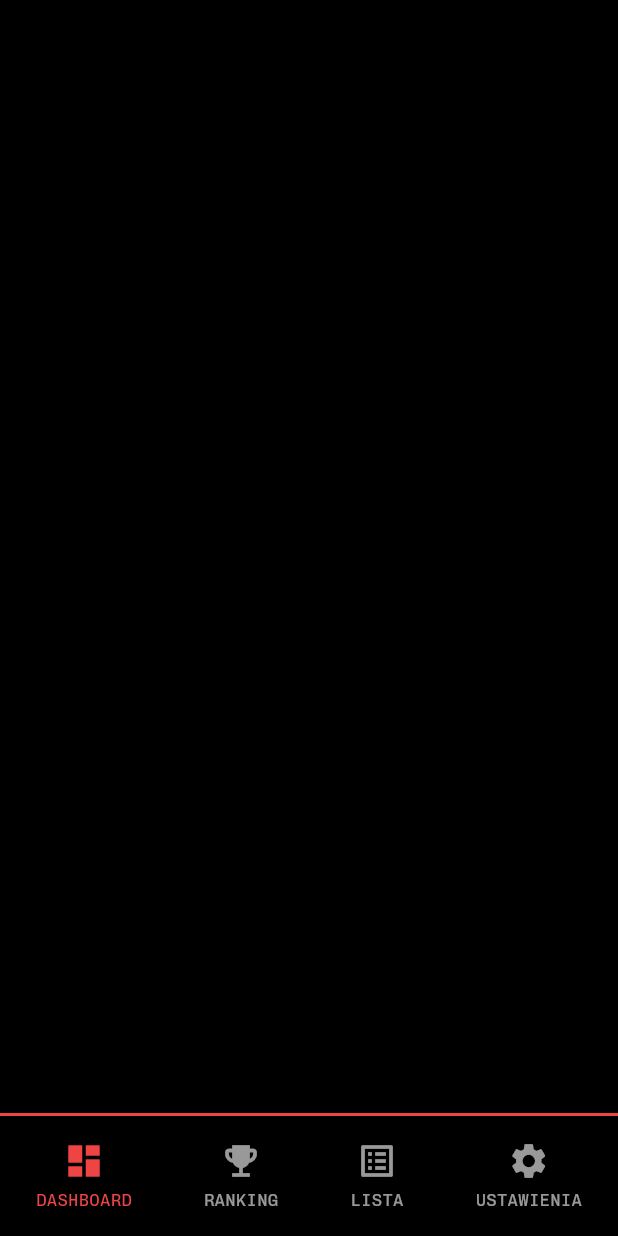
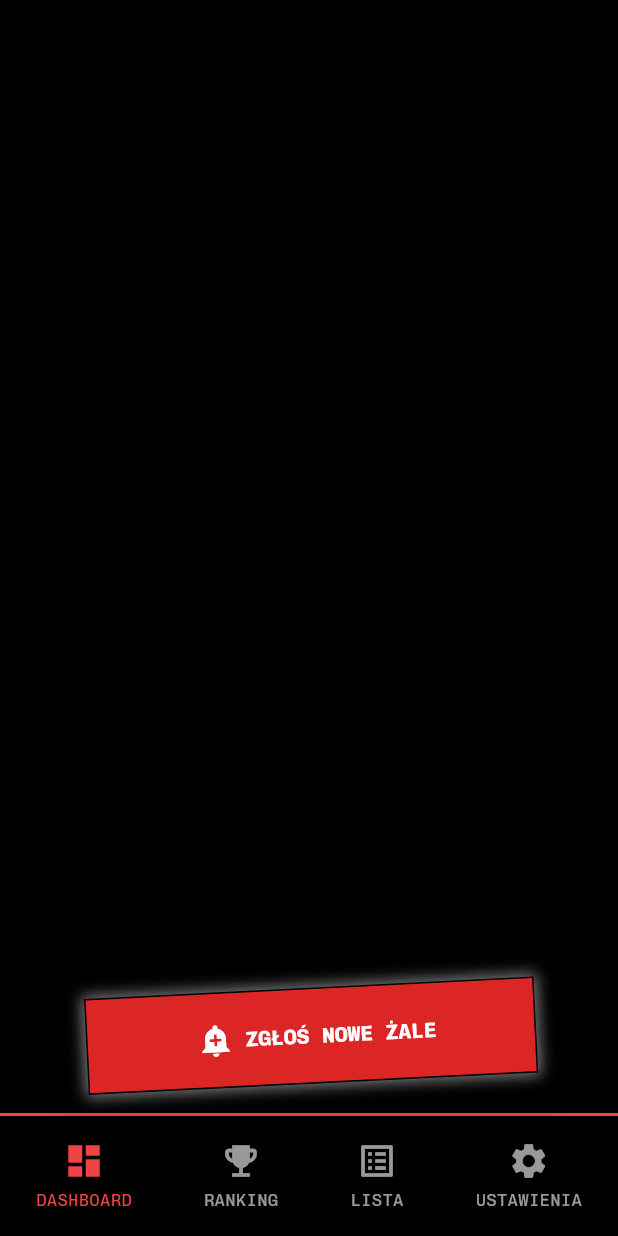
Before and after one commit to grycmat/trammageddon, a Flutter app: the ScaffoldWithNav screen opened directly with empty values, on a phone screen of 412 x 824 dp. Run offline on Flutter 3.47's test engine with Material 3 defaults, Android fonts, the phone set to English and light mode, and no system bars; our stand-ins replace cloud_firestore, firebase_auth, firebase_core, get_it, go_router, shared_preferences; accounts and stored records are empty; generated files the repository leaves out were written again.

Commit message:
added fab, added top categories widget

```diff
--- a/lib/layout/scaffold_with_nav.dart
+++ b/lib/layout/scaffold_with_nav.dart
@@ -1,5 +1,6 @@
 import 'package:flutter/material.dart';
 import 'package:trammageddon/widgets/nav_bar.dart';
+import 'package:trammageddon/widgets/new_incident_fab.dart';
 
 class ScaffoldWithNav extends StatelessWidget {
   const ScaffoldWithNav({super.key, required this.child, appBar});
@@ -13,6 +14,8 @@ class ScaffoldWithNav extends StatelessWidget {
       appBar: appBar,
       body: Padding(padding: const EdgeInsets.only(top: 32), child: child),
       bottomNavigationBar: const NavBar(),
+      floatingActionButtonLocation: FloatingActionButtonLocation.centerFloat,
+      floatingActionButton: const NewIncidentFab(),
     );
   }
 }
--- a/lib/screens/dashboard/my_today_incidents_count.dart
+++ b/lib/screens/dashboard/my_today_incidents_count.dart
@@ -14,7 +14,7 @@ class MyTodayIncidentsCount extends StatelessWidget {
       future: getIt.get<IncidentService>().getMyTodayIncidentsCount(),
       builder: (_, AsyncSnapshot<int?> snapshot) {
         var value = snapshot.data ?? 0;
-        return DataBox(value: value, label: 'DZIŚ');
+        return DataBox(value: value, label: 'Z DZIŚ');
       },
     );
   }
--- a/lib/screens/dashboard/today_incidents_count.dart
+++ b/lib/screens/dashboard/today_incidents_count.dart
@@ -14,7 +14,7 @@ class TodayIncidentsCount extends StatelessWidget {
       future: getIt.get<IncidentService>().getTodayIncidentsCount(),
       builder: (_, AsyncSnapshot<int?> snapshot) {
         var value = snapshot.data ?? 0;
-        return DataBox(value: value, label: 'OKROPIEŃSTW');
+        return DataBox(value: value, label: 'OKROPIEŃSTW DZIŚ');
       },
     );
   }
--- a/lib/services/incident.service.dart
+++ b/lib/services/incident.service.dart
@@ -10,6 +10,7 @@ class IncidentService {
   final FirebaseFirestore _firestore = FirebaseFirestore.instance;
   final String _incidents = 'incidents';
   final String _incidentsByLine = 'incidents_by_line';
+  final String _topCategories = 'top_categories';
 
   Future<void> addIncident(Incident incident) async {
     try {
@@ -115,12 +116,12 @@ class IncidentService {
     }
   }
 
-  Future<List<RankingItem>> getTopRankings() async {
+  Future<List<RankingItem>> getTopRankings({int limit = 3}) async {
     try {
       return await _firestore
           .collection(_incidentsByLine)
           .orderBy('incidentsCount', descending: true)
-          .limit(3)
+          .limit(limit)
           .get()
           .then(
             (res) => res.docs
--- /dev/null
+++ b/lib/widgets/new_incident_fab.dart
@@ -0,0 +1,47 @@
+import 'package:flutter/material.dart';
+import 'package:go_router/go_router.dart';
+import 'package:trammageddon/routing/route_names.dart';
+
+class NewIncidentFab extends StatelessWidget {
+  const NewIncidentFab({super.key});
+
+  @override
+  Widget build(BuildContext context) {
+    return FloatingActionButton.extended(
+      backgroundColor: Colors.transparent,
+      onPressed: () => context.push(RouteNames.addIncident),
+      label: AnimatedContainer(
+        duration: Duration(seconds: 1),
+        transform: Matrix4.identity()..rotateZ(-0.05),
+        height: 64,
+        width: 300,
+        decoration: BoxDecoration(
+          border: Border.all(color: Theme.of(context).scaffoldBackgroundColor),
+          color: Theme.of(context).colorScheme.primaryContainer,
+          boxShadow: [
+            BoxShadow(
+              color: Theme.of(
+                context,
+              ).colorScheme.onSurface.withValues(alpha: 0.5),
+              blurRadius: 8,
+              spreadRadius: 2,
+            ),
+          ],
+        ),
+        child: Padding(
+          padding: const EdgeInsets.all(8.0),
+          child: Row(
+            mainAxisAlignment: MainAxisAlignment.center,
+            children: [
+              Padding(
+                padding: const EdgeInsets.all(8.0),
+                child: Icon(Icons.add_alert),
+              ),
+              Text('ZGŁOŚ NOWE ŻALE'),
+            ],
+          ),
+        ),
+      ),
+    );
+  }
+}
```
Also changed, not shown: lib/screens/dashboard/dashboard_screen.dart (+1 -8 lines), lib/screens/hall_of_defame/hall_of_defame_screen.dart (+48 -64 lines), lib/screens/hall_of_defame/top_categories.dart (added, +26 -0 lines).
